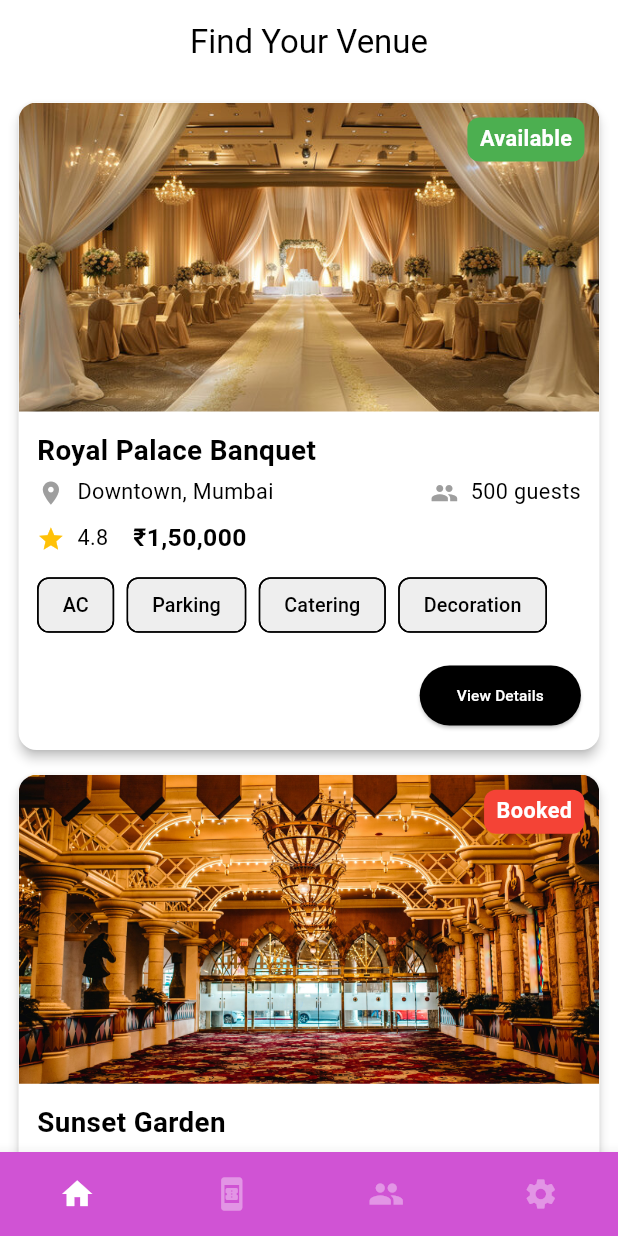
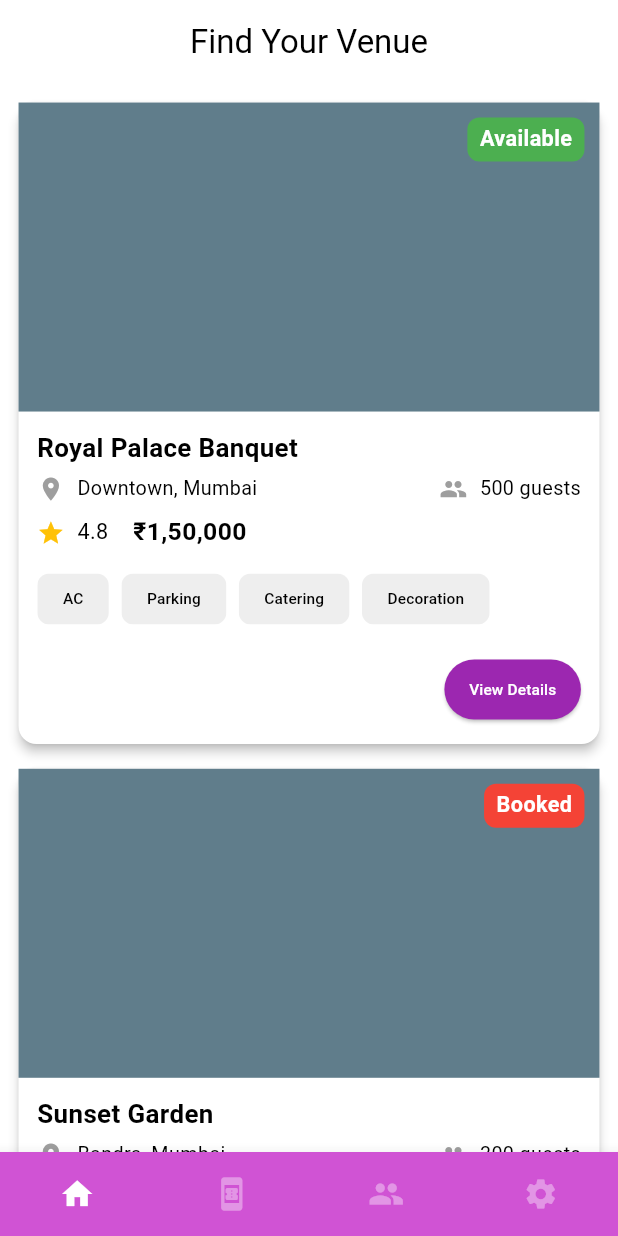
Before and after one commit to HariDharsaun/WedVenue, a Flutter app: the screen it shows once a user with an empty profile is signed in, on a phone screen of 412 x 824 dp. Run offline on Flutter 3.47's test engine with Material 3 defaults, Android fonts, the phone set to English and light mode, and no system bars; drawn by our look-alikes of animated_bottom_navigation_bar; our stand-ins replace cloud_firestore, firebase_auth, firebase_core, get; accounts and stored records are empty.

Commit message:
home page enhancement

```diff
--- a/lib/get controllers/venue.dart
+++ b/lib/get controllers/venue.dart
@@ -19,7 +19,7 @@ class VenueController extends GetxController {
         capacity: "500 guests",
         price: "₹1,50,000",
         rating: 4.8,
-        imageUrl: "assets/venue_images/venue1.jpg",
+        imageUrl: "assets/venue_images/venue_one.jpg",
         facilities: ["AC", "Parking", "Catering", "Decoration"],
         available: true,
       ),
@@ -30,7 +30,7 @@ class VenueController extends GetxController {
         capacity: "300 guests",
         price: "₹90,000",
         rating: 4.5,
-        imageUrl: "assets/venue_images/venue2.jpeg",
+        imageUrl: "assets/venue_images/venue_two.jpeg",
         facilities: ["Catering", "Decoration"],
         available: false,
       ),
--- a/lib/main.dart
+++ b/lib/main.dart
@@ -7,7 +7,6 @@ import 'package:hall_booking_app/get%20controllers/auth.dart';
 import 'package:hall_booking_app/routes/app_pages.dart';
 import 'package:hall_booking_app/themes/themes.dart';
 import 'package:hall_booking_app/views/auth/login.dart';
-import 'package:hall_booking_app/views/home/home.dart';
 import 'package:hall_booking_app/views/pagestack/pagestack.dart';
 
 
--- a/lib/routes/app_pages.dart
+++ b/lib/routes/app_pages.dart
@@ -3,6 +3,7 @@ import 'package:get/get_navigation/get_navigation.dart';
 import 'package:hall_booking_app/routes/app_routes.dart';
 import 'package:hall_booking_app/views/auth/login.dart';
 import 'package:hall_booking_app/views/auth/signup.dart';
+import 'package:hall_booking_app/views/bookings/viewdetails.dart';
 import 'package:hall_booking_app/views/home/home.dart';
 import 'package:hall_booking_app/views/splash/splash.dart';
 
@@ -11,6 +12,7 @@ class AppPages {
     GetPage(name: AppRoutes.login, page: ()=>LoginPage()),
     GetPage(name: AppRoutes.splash, page: ()=>SplashScreen()),
     GetPage(name: AppRoutes.signup, page: ()=> SignUpPage()),
-    GetPage(name: AppRoutes.home, page: ()=> VenueListPage())
+    GetPage(name: AppRoutes.home, page: ()=> VenueListPage()),
+    GetPage(name: AppRoutes.viewDetails, page: ()=> ViewDetailsPage())
   ];
 }
--- a/lib/routes/app_routes.dart
+++ b/lib/routes/app_routes.dart
@@ -3,4 +3,5 @@ class AppRoutes {
   static String splash = '/splash';
   static String signup = '/signup';
   static String home = '/home';
+  static String viewDetails = '/viewDetails';
 }
--- /dev/null
+++ b/lib/views/bookings/viewdetails.dart
@@ -0,0 +1,14 @@
+import 'package:flutter/material.dart';
+
+class ViewDetailsPage extends StatelessWidget {
+  const ViewDetailsPage({super.key});
+
+  @override
+  Widget build(BuildContext context) {
+    return Scaffold(
+      appBar: AppBar(
+        title: Text('Venue Details'),
+      ),
+    );
+  }
+}
--- a/lib/views/home/home.dart
+++ b/lib/views/home/home.dart
@@ -1,6 +1,7 @@
 import 'package:flutter/material.dart';
 import 'package:get/get.dart';
 import 'package:hall_booking_app/get%20controllers/venue.dart';
+import 'package:hall_booking_app/routes/app_routes.dart';
 
 class VenueListPage extends StatelessWidget {
   final VenueController venueController = Get.put(VenueController());
@@ -20,7 +21,7 @@ class VenueListPage extends StatelessWidget {
       ),
       body: Obx(() {
         return ListView.builder(
-          padding: EdgeInsets.all(screenWidth * 0.03), // dynamic padding
+          padding: EdgeInsets.all(screenWidth * 0.03),
           itemCount: venueController.venues.length,
           itemBuilder: (context, index) {
             final venue = venueController.venues[index];
@@ -36,14 +37,20 @@ class VenueListPage extends StatelessWidget {
                   // Venue Image
                   Stack(
                     children: [
-                      ClipRRect(
-                        borderRadius: BorderRadius.vertical(top: Radius.circular(12)),
-                        child: Image.asset(
-                          venue.imageUrl,
-                          height: screenHeight * 0.25, // 25% of screen height
-                          width: double.infinity,
-                          fit: BoxFit.cover,
-                        ),
+                      //Venue Images
+                      // ClipRRect(
+                      //   borderRadius: BorderRadius.vertical(top: Radius.circular(12)),
+                      //   child: Image.asset(
+                      //     venue.imageUrl,
+                      //     height: screenHeight * 0.25,
+                      //     width: double.infinity,
+                      //     fit: BoxFit.cover,
+                      //   ),
+                      // ),
+                      Container(
+                        color: Colors.blueGrey,
+                        height: screenHeight * 0.25,
+                        width: double.infinity,
                       ),
                       Positioned(
                         right: 10,
@@ -79,7 +86,7 @@ class VenueListPage extends StatelessWidget {
                         Text(
                           venue.name,
                           style: TextStyle(
-                            fontSize: screenWidth * 0.045, // responsive font
+                            fontSize: screenWidth * 0.042, // responsive font
                             fontWeight: FontWeight.bold,
                           ),
                         ),
@@ -91,7 +98,7 @@ class VenueListPage extends StatelessWidget {
                             Expanded(
                               child: Text(
                                 venue.location,
-                                style: TextStyle(fontSize: screenWidth * 0.035),
+                                style: TextStyle(fontSize: screenWidth * 0.032),
                                 overflow: TextOverflow.ellipsis,
                               ),
                             ),
@@ -100,7 +107,7 @@ class VenueListPage extends StatelessWidget {
                             SizedBox(width: screenWidth * 0.02),
                             Text(
                               venue.capacity,
-                              style: TextStyle(fontSize: screenWidth * 0.035),
+                              style: TextStyle(fontSize: screenWidth * 0.032),
                             ),
                           ],
                         ),
@@ -115,7 +122,7 @@ class VenueListPage extends StatelessWidget {
                             Text(
                               venue.price,
                               style: TextStyle(
-                                fontSize: screenWidth * 0.04,
+                                fontSize: screenWidth * 0.040,
                                 fontWeight: FontWeight.bold,
                               ),
                             ),
@@ -128,9 +135,12 @@ class VenueListPage extends StatelessWidget {
                           spacing: screenWidth * 0.02,
                           children: venue.facilities.map((f) {
                             return Chip(
+                              side: BorderSide(
+                                style: BorderStyle.none,
+                              ),
                               label: Text(
                                 f,
-                                style: TextStyle(fontSize: screenWidth * 0.032),
+                                style: TextStyle(fontSize: screenWidth * 0.025,color: Colors.black),
                               ),
                               backgroundColor: Colors.grey.shade200,
                             );
@@ -143,13 +153,13 @@ class VenueListPage extends StatelessWidget {
                           child: ElevatedButton(
                             style: ElevatedButton.styleFrom(
                               padding: EdgeInsets.symmetric(
-                                horizontal: screenWidth * 0.06,
-                                vertical: screenHeight * 0.015,
+                                horizontal: screenWidth * 0.04,
+                                vertical: screenHeight * 0.010,
                               ),
-                              backgroundColor: Colors.black
+                              backgroundColor: Colors.purple
                             ),
                             onPressed: () {
-                              // Navigate to details page
+                              Get.toNamed(AppRoutes.viewDetails);
                             },
                             child: Text(
                               "View Details",
```
Also changed, not shown: assets/venue_images/venue_one.jpg (renamed from assets/venue_images/venue1.jpg), assets/venue_images/venue_two.jpeg (renamed from assets/venue_images/venue2.jpeg).
